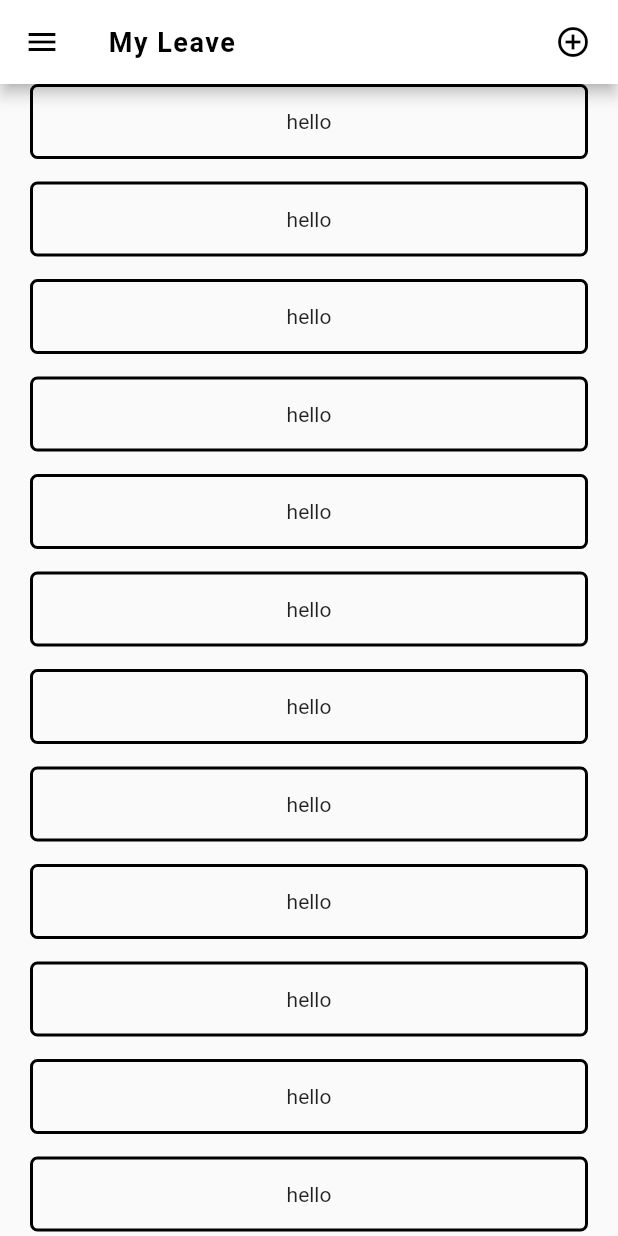
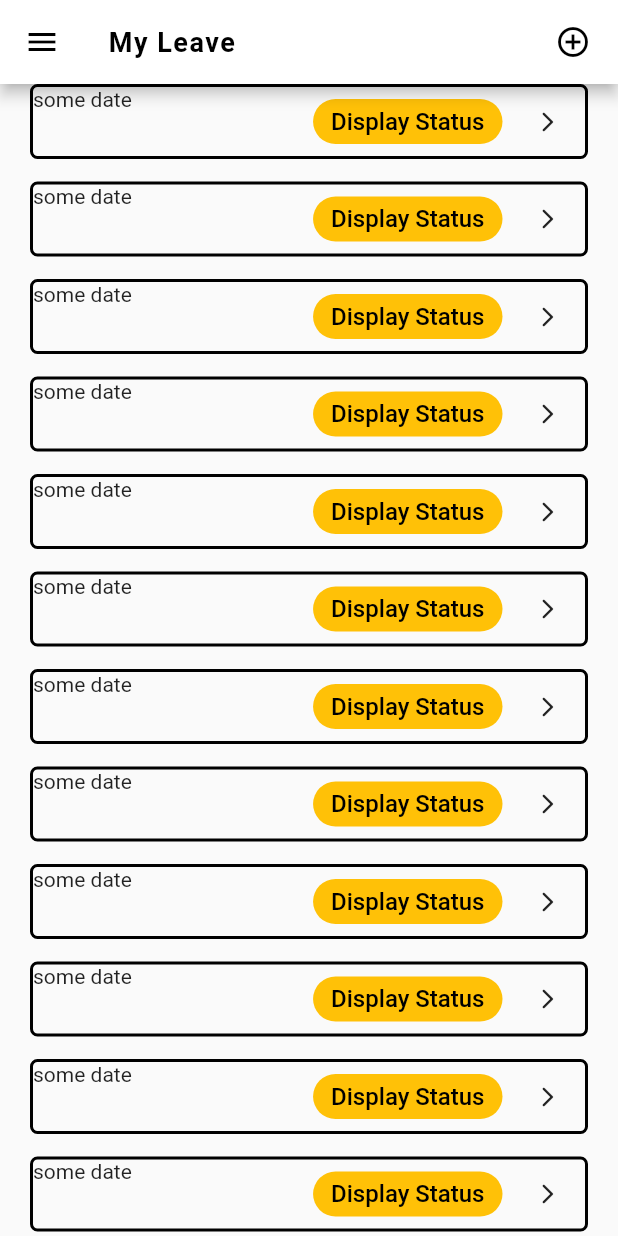
Before and after one commit to Danishbansal-cmd/emes, a Flutter app: the screen it shows after launch, in the side drawer, after a tap on "Apply Leave", on a phone screen of 412 x 824 dp. Run offline on Flutter 3.47's test engine with Material 2 defaults, Android fonts, the phone set to English and light mode, and no system bars; network calls fail.

Commit message:
some changes to the profile page

```diff
--- a/lib/Pages/ProfilePages/profile_screen.dart
+++ b/lib/Pages/ProfilePages/profile_screen.dart
@@ -5,7 +5,13 @@ class ProfileScreen extends StatelessWidget {
 
   @override
   Widget build(BuildContext context) {
-    return Container(
+    return NotificationListener<OverscrollIndicatorNotification>(
+      onNotification: (OverscrollIndicatorNotification overScroll){
+        overScroll.disallowGlow();
+        return true;
+      },
+      child: SingleChildScrollView(
+        child: Container(
           padding: EdgeInsets.zero,
           margin: const EdgeInsets.all(16).copyWith(bottom: 0),
           child: Column(
@@ -176,6 +182,8 @@ class ProfileScreen extends StatelessWidget {
               )
             ],
           ),
+        ),
+      ),
     );
   }
 }
--- a/lib/Pages/apply_leave_page.dart
+++ b/lib/Pages/apply_leave_page.dart
@@ -14,6 +14,9 @@ class ApplyLeavePage extends StatelessWidget {
   Widget build(BuildContext context) {
     final _textTheme = Theme.of(context).textTheme;
     final applyLeaveFormProvider = Provider.of<ApplyLeaveFormProvider>(context);
+    final openLeaveBarProvider = Provider.of<OpenLeaveBarProvider>(context);
+    // bool arrowOpenButton = false;
+    // int testingIndex;
     print(
         "How many times does i run \n ///////////////////\n/////////////////\n ///////////////////\n ///////////////////");
 
@@ -37,10 +40,16 @@ class ApplyLeavePage extends StatelessWidget {
                         // overflow: Overflow.visible,
                         // alignment: Alignment.center,
                         children: [
-                          SingleChildScrollView(
+                          NotificationListener<OverscrollIndicatorNotification>(
+                            onNotification:
+                                (OverscrollIndicatorNotification overScroll) {
+                              overScroll.disallowGlow();
+                              return true;
+                            },
+                            child: SingleChildScrollView(
                               child: Container(
                                 width: double.infinity,
-                              height: 426,
+                                height: 420,
                                 decoration: BoxDecoration(
                                   borderRadius: BorderRadius.circular(5),
                                   color: Colors.white,
@@ -107,7 +116,8 @@ class ApplyLeavePage extends StatelessWidget {
                                       padding: const EdgeInsets.symmetric(
                                           horizontal: 10),
                                       decoration: BoxDecoration(
-                                        borderRadius: BorderRadius.circular(5),
+                                          borderRadius:
+                                              BorderRadius.circular(5),
                                           border: Border.all(
                                               color: Colors.grey, width: 2)),
                                       child: Center(
@@ -143,7 +153,8 @@ class ApplyLeavePage extends StatelessWidget {
                                       padding: const EdgeInsets.symmetric(
                                           horizontal: 10),
                                       decoration: BoxDecoration(
-                                        borderRadius: BorderRadius.circular(5),
+                                          borderRadius:
+                                              BorderRadius.circular(5),
                                           border: Border.all(
                                               color: Colors.grey, width: 2)),
                                       child: Center(
@@ -179,7 +190,8 @@ class ApplyLeavePage extends StatelessWidget {
                                       padding: const EdgeInsets.symmetric(
                                           horizontal: 10),
                                       decoration: BoxDecoration(
-                                        borderRadius: BorderRadius.circular(5),
+                                          borderRadius:
+                                              BorderRadius.circular(5),
                                           border: Border.all(
                                               color: Colors.grey, width: 2)),
                                       child: TextField(
@@ -235,6 +247,7 @@ class ApplyLeavePage extends StatelessWidget {
                                 ),
                               ),
                             ),
+                          ),
                         ],
                       ),
                     );
@@ -258,9 +271,67 @@ class ApplyLeavePage extends StatelessWidget {
                 borderRadius: BorderRadius.circular(5),
                 border: Border.all(color: Colors.black, width: 2),
               ),
+              height: (openLeaveBarProvider.boolValue &&
+                      openLeaveBarProvider.intTestingIndex == index)
+                  ? 100
+                  : 50,
+              width: double.infinity,
+              child: Row(
+                crossAxisAlignment: CrossAxisAlignment.start,
+                mainAxisAlignment: MainAxisAlignment.spaceBetween,
+                children: [
+                  Text("some date"),
+                  Row(
+                    children: [
+                      Container(
+                        padding: const EdgeInsets.symmetric(horizontal: 12),
+                        height: 30,
+                        child: Center(
+                          child: Text(
+                            "Display Status",
+                            style: _textTheme.headline1,
+                          ),
+                        ),
+                        decoration: BoxDecoration(
+                          color: Colors.amber,
+                          borderRadius: BorderRadius.circular(50),
+                        ),
+                      ),
+                      const SizedBox(
+                        width: 5,
+                      ),
+                      InkWell(
+                        borderRadius: BorderRadius.circular(50),
+                        splashColor: Colors.blue,
+                        onTap: () {
+                          // arrowOpenButton = true;
+                          // testingIndex = index;
+                          openLeaveBarProvider.setTestingIndex(index);
+                          openLeaveBarProvider.setBoolValueToggle();
+                        },
+                        child: SizedBox(
+                            width: 50,
                             height: 50,
-              width: double.infinity,
-              child:const Center(child: Text("hello")),
+                            child: Consumer<OpenLeaveBarProvider>(
+                              builder:
+                                  (context, appLevelOpenLeaveBarProvider, _) {
+                                return (openLeaveBarProvider.boolValue &&
+                      openLeaveBarProvider.intTestingIndex == index)
+                                    ? const Icon(
+                                        Icons.keyboard_arrow_down_rounded,
+                                        size: 24,
+                                      )
+                                    : const Icon(
+                                        Icons.arrow_forward_ios_rounded,
+                                        size: 16,
+                                      );
+                              },
+                            ),),
+                      ),
+                    ],
+                  )
+                ],
+              ),
             ),
             itemCount: 50,
             separatorBuilder: (context, index) => const SizedBox(
@@ -275,19 +346,22 @@ class ApplyLeavePage extends StatelessWidget {
   void validateApplyLeave(BuildContext context) {
     final applyLeaveFormProvider =
         Provider.of<ApplyLeaveFormProvider>(context, listen: false);
+    //regex for date
+    RegExp calenderDate = RegExp(
+        r'^[0,1]?\d{1}\/(([0-2]?\d{1})|([3][0,1]{1}))\/(([1]{1}[9]{1}[9]{1}\d{1})|([2-9]{1}\d{3}))$');
     //conditions for fromDateController
     if (fromDateController.text.isEmpty) {
       applyLeaveFormProvider.setFromDateErrorText("*You must select a value.");
-    } else if (fromDateController.text.length < 13) {
+    } else if (!calenderDate.hasMatch(fromDateController.text)) {
       applyLeaveFormProvider
           .setFromDateErrorText("*Selected Date should be after current date.");
     }
     //conditions for toDateController
     if (toDateController.text.isEmpty) {
       applyLeaveFormProvider.setToDateErrorText("*You must select a value.");
-    } else if (toDateController.text.length < 13) {
+    } else if (!calenderDate.hasMatch(toDateController.text)) {
       applyLeaveFormProvider.setToDateErrorText(
-          "*Selected Date should be before date 06/05/2022.");
+          "*Selected Date should be before date 06/06/2022.");
     }
     //conditions for reasonController
     if (reasonController.text.isEmpty) {
@@ -295,3 +369,26 @@ class ApplyLeavePage extends StatelessWidget {
     }
   }
 }
+
+class OpenLeaveBarProvider extends ChangeNotifier {
+  bool _value = false;
+  late int _testingIndex;
+
+  get boolValue {
+    return _value;
+  }
+
+  get intTestingIndex {
+    return _testingIndex;
+  }
+
+  setBoolValueToggle() {
+    _value = !_value;
+    notifyListeners();
+  }
+
+  setTestingIndex(int value) {
+    _testingIndex = value;
+    notifyListeners();
+  }
+}
--- a/lib/Pages/profile_page.dart
+++ b/lib/Pages/profile_page.dart
@@ -16,21 +16,16 @@ class ProfilePage extends StatelessWidget {
           // elevation: 0,
           title: const Text("My Profile"),
           bottom: TabBar(
-            // labelPadding: EdgeInsets.all(0),
-            // pinn
-
-            // padding: EdgeInsets.symmetric(horizontal: 20),
             dragStartBehavior: DragStartBehavior.down,
-            labelPadding:const EdgeInsets.symmetric(horizontal: 10.0),
-            isScrollable: true,
+            labelPadding: const EdgeInsets.symmetric(horizontal: 0.0),
             overlayColor: MaterialStateProperty.all(Colors.blue),
             labelColor: Colors.black,
-            labelStyle:const TextStyle(
+            labelStyle: const TextStyle(
               fontWeight: FontWeight.bold,
               letterSpacing: 0.8,
               fontSize: 16,
             ),
-            tabs:const [
+            tabs: const [
               Tab(
                 text: 'PROFILE',
               ),
--- a/lib/Themes/themes.dart
+++ b/lib/Themes/themes.dart
@@ -17,16 +17,17 @@ class MyTheme {
   static ThemeData lightTheme(BuildContext context) => ThemeData(
     primaryColor: Colors.blue,
         textTheme: const TextTheme(
+          //for status of leavepage
           headline1: TextStyle(
-            fontSize: 18,
-            fontWeight: FontWeight.bold,
+            fontSize: 16,
+            fontWeight: FontWeight.w500,
             color: Colors.black,
           ),
           //for error text
           headline6: TextStyle(
             color: Colors.red,
             fontWeight: FontWeight.normal,
-            fontSize: 14,
+            fontSize: 12,
           ),
 
           //for the drawer items
@@ -60,16 +61,17 @@ class MyTheme {
   static ThemeData darkTheme(BuildContext context) => ThemeData(
     primaryColor: Colors.blue,
         textTheme: const TextTheme(
+          //for status of leavepage
           headline1: TextStyle(
-            fontSize: 20,
-            fontWeight: FontWeight.bold,
-            color: Colors.orange,
+            fontSize: 16,
+            // fontWeight: FontWeight.w400,
+            color: Colors.black,
           ),
           //for error text
           headline6: TextStyle(
             color: Colors.red,
             fontWeight: FontWeight.normal,
-            fontSize: 14,
+            fontSize: 12,
           ),
           headline2: TextStyle(
             fontWeight: FontWeight.bold,
--- a/lib/main.dart
+++ b/lib/main.dart
@@ -32,6 +32,9 @@ class MyApp extends StatelessWidget {
         ChangeNotifierProvider<ApplyLeaveFormProvider>(
           create: (_) => ApplyLeaveFormProvider(),
         ),
+        ChangeNotifierProvider<OpenLeaveBarProvider>(
+          create: (_) => OpenLeaveBarProvider(),
+        ),
       ],
       child: Consumer<ThemeProvider>(
         builder: (context, appLevelThemeProvider, _) {
@@ -43,7 +46,7 @@ class MyApp extends StatelessWidget {
             debugShowCheckedModeBanner: false,
             initialRoute: '/',
             routes: {
-              "/": (context) => ApplyLeavePage(),
+              "/": (context) => ProfilePage(),
               MyRoutes.homePageRoute: (context) => HomePage(),
               MyRoutes.profilePageRoute: (context) => ProfilePage(),
               MyRoutes.applyLeavePageRoute: (context) => ApplyLeavePage(),
```
Also changed, not shown: lib/Pages/login_page.dart (+5 -5 lines), lib/Widgets/drawer.dart (+22 -11 lines). Lines whose indentation alone changed are shown as unchanged.
